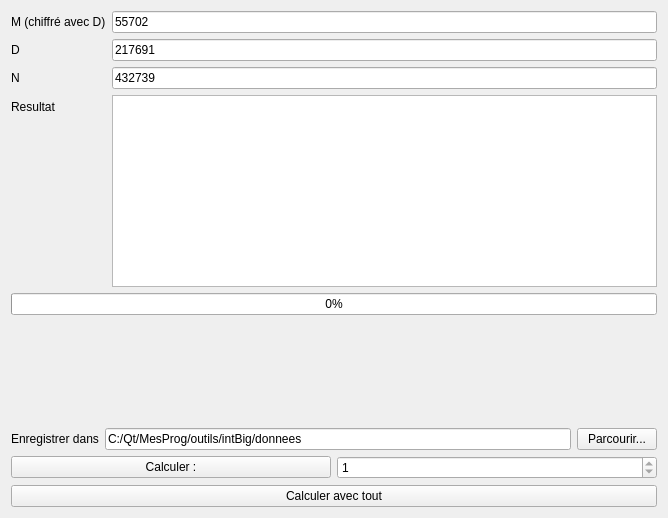
Above: tools/maths/intBig/source/fenetre.ui from Jiogo18/Qt before the change. Below: the same form after it.
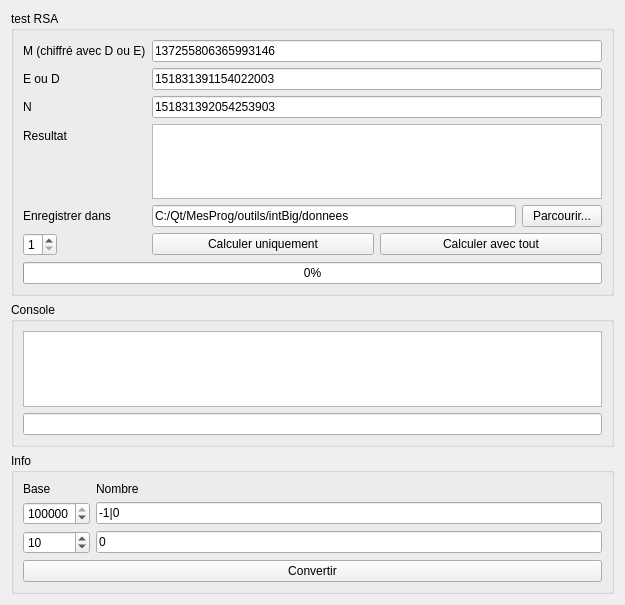
That is the form after the change.

Diff of the .ui file:
```diff
--- a/tools/maths/intBig/source/fenetre.ui
+++ b/tools/maths/intBig/source/fenetre.ui
@@ -6,41 +6,47 @@
    <rect>
     <x>0</x>
     <y>0</y>
-    <width>668</width>
-    <height>518</height>
+    <width>625</width>
+    <height>605</height>
    </rect>
   </property>
   <property name="windowTitle">
    <string>Calculs avec intBig</string>
   </property>
+  <layout class="QVBoxLayout" name="verticalLayout_3">
+   <item>
+    <widget class="QGroupBox" name="groupBox">
+     <property name="title">
+      <string>test RSA</string>
+     </property>
   <layout class="QVBoxLayout" name="verticalLayout">
    <item>
     <layout class="QFormLayout" name="formLayout">
      <item row="0" column="0">
       <widget class="QLabel" name="label">
        <property name="text">
-        <string>M (chiffré avec D)</string>
+           <string>M (chiffré avec D ou E)</string>
        </property>
       </widget>
      </item>
      <item row="0" column="1">
       <widget class="QLineEdit" name="intBig_M">
        <property name="text">
-        <string>55702</string>
+           <string>137255806365993146</string>
        </property>
       </widget>
      </item>
      <item row="1" column="0">
       <widget class="QLabel" name="label_2">
        <property name="text">
-        <string>D</string>
+           <string>E ou D</string>
        </property>
       </widget>
      </item>
      <item row="1" column="1">
       <widget class="QLineEdit" name="intBig_D">
        <property name="text">
-        <string>217691</string>
+           <string>151831391154022003</string>
        </property>
       </widget>
      </item>
@@ -54,7 +60,7 @@
      <item row="2" column="1">
       <widget class="QLineEdit" name="intBig_N">
        <property name="text">
-        <string>432739</string>
+           <string>151831392054253903</string>
        </property>
       </widget>
      </item>
@@ -68,6 +74,68 @@
      <item row="3" column="1">
       <widget class="QTextEdit" name="te_resultat"/>
      </item>
+        <item row="4" column="0">
+         <widget class="QLabel" name="label_7">
+          <property name="text">
+           <string>Enregistrer dans</string>
+          </property>
+         </widget>
+        </item>
+        <item row="4" column="1">
+         <layout class="QHBoxLayout" name="horizontalLayout_2">
+          <item>
+           <widget class="QLineEdit" name="le_saveFile">
+            <property name="text">
+             <string>C:/Qt/MesProg/outils/intBig/donnees</string>
+            </property>
+           </widget>
+          </item>
+          <item>
+           <widget class="QPushButton" name="bParcourir">
+            <property name="text">
+             <string>Parcourir...</string>
+            </property>
+           </widget>
+          </item>
+         </layout>
+        </item>
+        <item row="5" column="0">
+         <widget class="QSpinBox" name="sCalcOnly">
+          <property name="sizePolicy">
+           <sizepolicy hsizetype="Minimum" vsizetype="Fixed">
+            <horstretch>0</horstretch>
+            <verstretch>0</verstretch>
+           </sizepolicy>
+          </property>
+          <property name="minimum">
+           <number>1</number>
+          </property>
+          <property name="maximum">
+           <number>3</number>
+          </property>
+          <property name="value">
+           <number>1</number>
+          </property>
+         </widget>
+        </item>
+        <item row="5" column="1">
+         <layout class="QHBoxLayout" name="horizontalLayout_3">
+          <item>
+           <widget class="QPushButton" name="bCalcOnly">
+            <property name="text">
+             <string>Calculer uniquement</string>
+            </property>
+           </widget>
+          </item>
+          <item>
+           <widget class="QPushButton" name="bCalcAll">
+            <property name="text">
+             <string>Calculer avec tout</string>
+            </property>
+           </widget>
+          </item>
+         </layout>
+        </item>
     </layout>
    </item>
    <item>
@@ -75,6 +143,12 @@
      <property name="value">
       <number>0</number>
      </property>
+        <property name="alignment">
+         <set>Qt::AlignCenter</set>
+        </property>
+       </widget>
+      </item>
+     </layout>
     </widget>
    </item>
    <item>
@@ -91,56 +165,119 @@
     </spacer>
    </item>
    <item>
-    <layout class="QHBoxLayout" name="horizontalLayout_2">
+    <widget class="QGroupBox" name="groupBox_3">
+     <property name="title">
+      <string>Console</string>
+     </property>
+     <layout class="QVBoxLayout" name="verticalLayout_4">
      <item>
-      <widget class="QLabel" name="label_7">
+       <widget class="QTextEdit" name="textConsole"/>
+      </item>
+      <item>
+       <widget class="QLineEdit" name="lineConsole"/>
+      </item>
+     </layout>
+    </widget>
+   </item>
+   <item>
+    <widget class="QGroupBox" name="groupBox_2">
+     <property name="title">
+      <string>Info</string>
+     </property>
+     <layout class="QVBoxLayout" name="verticalLayout_2">
+      <item>
+       <layout class="QFormLayout" name="formLayout_2">
+        <item row="1" column="0">
+         <widget class="QLabel" name="label_6">
        <property name="text">
-        <string>Enregistrer dans</string>
+           <string>Base</string>
        </property>
       </widget>
      </item>
-     <item>
-      <widget class="QLineEdit" name="le_saveFile">
+        <item row="1" column="1">
+         <widget class="QLabel" name="label_3">
        <property name="text">
-        <string>C:/Qt/MesProg/outils/intBig/donnees</string>
+           <string>Nombre</string>
        </property>
       </widget>
      </item>
-     <item>
-      <widget class="QPushButton" name="bParcourir">
+        <item row="2" column="1">
+         <widget class="QLineEdit" name="intBig_I1">
+          <property name="sizePolicy">
+           <sizepolicy hsizetype="Minimum" vsizetype="Fixed">
+            <horstretch>0</horstretch>
+            <verstretch>0</verstretch>
+           </sizepolicy>
+          </property>
        <property name="text">
-        <string>Parcourir...</string>
-       </property>
-      </widget>
-     </item>
-    </layout>
-   </item>
-   <item>
-    <layout class="QHBoxLayout" name="horizontalLayout">
-     <item>
-      <widget class="QPushButton" name="bCalcOnly">
+           <string>-1|0</string>
+          </property>
+          <property name="maxLength">
+           <number>10000000</number>
+          </property>
+         </widget>
+        </item>
+        <item row="3" column="1">
+         <widget class="QLineEdit" name="intBig_I2">
        <property name="text">
-        <string>Calculer :</string>
-       </property>
-      </widget>
-     </item>
-     <item>
-      <widget class="QSpinBox" name="sCalcOnly">
+           <string>0</string>
+          </property>
+          <property name="maxLength">
+           <number>10000000</number>
+          </property>
+          <property name="readOnly">
+           <bool>true</bool>
+          </property>
+         </widget>
+        </item>
+        <item row="3" column="0">
+         <widget class="QDoubleSpinBox" name="sIBase2">
+          <property name="decimals">
+           <number>0</number>
+          </property>
        <property name="minimum">
-        <number>1</number>
+           <double>2.000000000000000</double>
        </property>
        <property name="maximum">
-        <number>1</number>
-       </property>
-      </widget>
-     </item>
+           <double>2147483648.000000000000000</double>
+          </property>
+          <property name="value">
+           <double>10.000000000000000</double>
+          </property>
+         </widget>
+        </item>
+        <item row="2" column="0">
+         <widget class="QDoubleSpinBox" name="sIBase1">
+          <property name="sizePolicy">
+           <sizepolicy hsizetype="Minimum" vsizetype="Fixed">
+            <horstretch>0</horstretch>
+            <verstretch>0</verstretch>
+           </sizepolicy>
+          </property>
+          <property name="decimals">
+           <number>0</number>
+          </property>
+          <property name="minimum">
+           <double>2.000000000000000</double>
+          </property>
+          <property name="maximum">
+           <double>2147483648.000000000000000</double>
+          </property>
+          <property name="value">
+           <double>2147483648.000000000000000</double>
+          </property>
+         </widget>
+        </item>
     </layout>
    </item>
    <item>
-    <widget class="QPushButton" name="bCalcAll">
+       <widget class="QPushButton" name="bIConvertir">
      <property name="text">
-      <string>Calculer avec tout</string>
-     </property>
+         <string>Convertir</string>
+        </property>
+       </widget>
+      </item>
+     </layout>
     </widget>
    </item>
   </layout>
```
Lines whose indentation alone changed are shown as unchanged.
